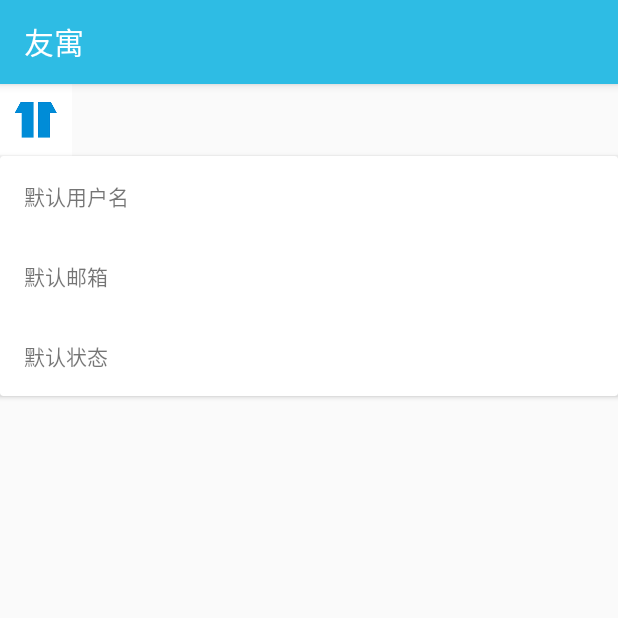
After one commit to XuWeinan123/FriendApartment, an Android app: the PersonCenterActivity screen opened directly, with no data from a screen before it, on a phone screen of 412 x 824 dp, the top half of it. The commit adds this screen. Run offline under Robolectric (Android 15) with nearby library versions, the phone set to English and light mode, and no system bars.

Commit message:
笔记本写了一点点

```diff
--- a/app/src/main/java/com/aaronxu/friendapartment/LoginActivity.java
+++ b/app/src/main/java/com/aaronxu/friendapartment/LoginActivity.java
@@ -97,7 +97,7 @@ public class LoginActivity extends Activity {
                         if (myUser != null) {
                             Toast.makeText(LoginActivity.this, "注册成功",Toast.LENGTH_SHORT).show();
                         }else{
-                            Toast.makeText(LoginActivity.this, "myUser为空，注册失败",Toast.LENGTH_SHORT).show();
+                            Toast.makeText(LoginActivity.this, e.getErrorCode()+"注册失败",Toast.LENGTH_SHORT).show();
                         }
                     }
                 });
--- a/app/src/main/java/com/aaronxu/friendapartment/MainActivity.java
+++ b/app/src/main/java/com/aaronxu/friendapartment/MainActivity.java
@@ -44,7 +44,6 @@ public class MainActivity extends AppCompatActivity {
 
     private NoScrollViewPager mViewPager;
     private List<Fragment> fragmentList;
-    private List<String> titleList;
     private ViewPagerIndicator mIndicator;
     private ActionBar mActionBar;
 
@@ -128,7 +127,6 @@ public class MainActivity extends AppCompatActivity {
     public boolean onCreateOptionsMenu(Menu menu) {
         getMenuInflater().inflate(R.menu.main, menu);
         MenuItem search = menu.findItem(R.id.menu_locate2);
-        SearchView searchView = (SearchView) search.getActionView();
         Log.d(TAG, "onCreateOptionsMenu: ");
 
         MenuItemCompat.setOnActionExpandListener(search, new MenuItemCompat.OnActionExpandListener() {
--- /dev/null
+++ b/app/src/main/java/com/aaronxu/friendapartment/PersonCenterActivity.java
@@ -0,0 +1,14 @@
+package com.aaronxu.friendapartment;
+
+import android.support.v7.app.AppCompatActivity;
+import android.os.Bundle;
+
+public class PersonCenterActivity extends AppCompatActivity {
+
+    @Override
+    protected void onCreate(Bundle savedInstanceState) {
+        super.onCreate(savedInstanceState);
+        setContentView(R.layout.activity_person_center);
+
+    }
+}
--- a/app/src/main/java/com/aaronxu/friendapartment/fragment/MyFragment.java
+++ b/app/src/main/java/com/aaronxu/friendapartment/fragment/MyFragment.java
@@ -50,7 +50,6 @@ public class MyFragment extends Fragment {
         mDialog = new QuitDialog(mContext);
         mDialog.setCancelable(true);
 
-        myUser = BmobUser.getCurrentUser(MyUser.class);
     }
 
     @Nullable
@@ -60,12 +59,15 @@ public class MyFragment extends Fragment {
         mTurnOff = (LinearLayout) rootView.findViewById(R.id.setting_turnoff);
         mNameMy = (TextView) rootView.findViewById(R.id.name_my);
 
+        myUser = BmobUser.getCurrentUser(MyUser.class);
+
         mTurnOff.setOnClickListener(new View.OnClickListener() {
             @Override
             public void onClick(View v) {
                 mDialog.show();
             }
         });
+        Log.d(TAG, "当前的Username是"+myUser.getUsername());
         mNameMy.setText(myUser.getUsername());
         return rootView;
     }
--- /dev/null
+++ b/app/src/main/res/layout/activity_person_center.xml
@@ -0,0 +1,49 @@
+<?xml version="1.0" encoding="utf-8"?>
+<RelativeLayout xmlns:android="http://schemas.android.com/apk/res/android"
+    xmlns:tools="http://schemas.android.com/tools"
+    android:id="@+id/activity_person_center"
+    android:layout_width="match_parent"
+    android:layout_height="match_parent"
+    tools:context="com.aaronxu.friendapartment.PersonCenterActivity">
+    <ImageView
+        android:layout_width="wrap_content"
+        android:layout_height="wrap_content"
+        android:src="@mipmap/ic_launcher"
+        android:id="@+id/person_center_avatar"
+        />
+    <android.support.v7.widget.CardView
+        android:layout_width="match_parent"
+        android:layout_height="wrap_content"
+        android:layout_below="@+id/person_center_avatar">
+        <LinearLayout
+            android:layout_width="match_parent"
+            android:layout_height="wrap_content"
+            android:orientation="vertical">
+            <TextView
+                android:layout_width="match_parent"
+                android:layout_height="wrap_content"
+                android:gravity="left"
+                android:text="默认用户名"
+                android:padding="16dp"
+                android:id="@+id/person_center_name"
+                />
+
+            <TextView
+                android:layout_width="match_parent"
+                android:layout_height="wrap_content"
+                android:gravity="left"
+                android:text="默认邮箱"
+                android:padding="16dp"
+                android:id="@+id/person_center_mail" />
+
+            <TextView
+                android:layout_width="match_parent"
+                android:layout_height="wrap_content"
+                android:gravity="left"
+                android:text="默认状态"
+                android:padding="16dp"
+                android:id="@+id/person_center_status" />
+        </LinearLayout>
+    </android.support.v7.widget.CardView>
+
+</RelativeLayout>
```
Also changed, not shown: app/src/main/AndroidManifest.xml (+6 -6 lines), app/src/main/java/com/aaronxu/friendapartment/bean/MyUser.java (+69 -0 lines), app/src/main/res/layout/activity_login.xml (+5 -3 lines).
